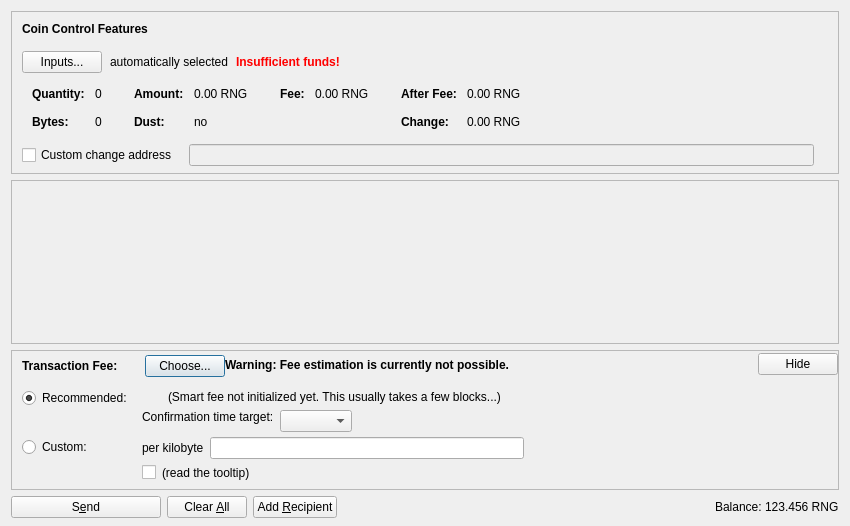
Above: src/qt/forms/sendcoinsdialog.ui from rngcoin-project/rngcoin before the change. Below: the same form after it.
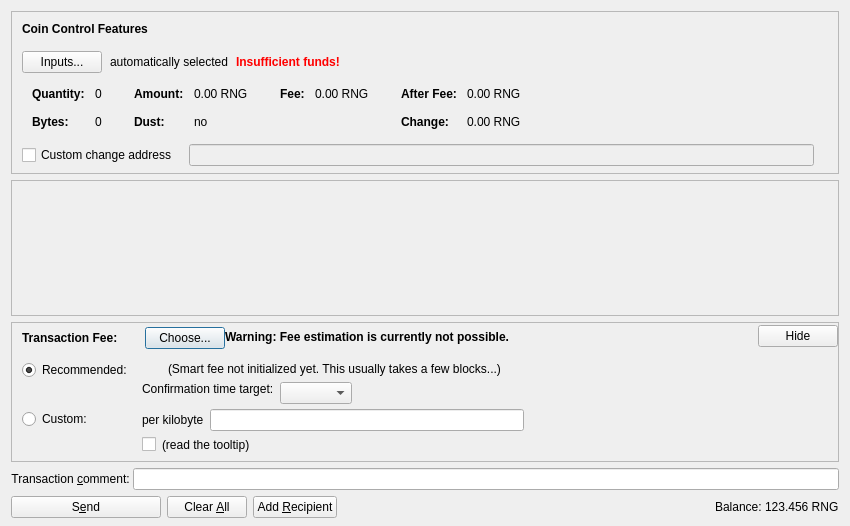
That is the form after the change. Icons and pictures are not drawn. Custom widgets are drawn as their Qt base class.

Commit message: Move txComment related sources from Florincoin

The edit to the form file:
```diff
--- a/src/qt/forms/sendcoinsdialog.ui
+++ b/src/qt/forms/sendcoinsdialog.ui
@@ -1126,6 +1126,36 @@
      </layout>
     </widget>
    </item>
+    <item>
+    <layout class="QHBoxLayout" name="horizontalLayoutTxComment">
+     <property name="spacing">
+       <number>0</number>
+      </property>
+      <item>
+       <widget class="QLabel" name="labelTxComment">
+ 	   <property name="text">
+ 	    <string>Transaction &amp;comment: </string>
+ 	   </property>
+ 	   <property name="alignment">
+ 	    <set>Qt::AlignLeft|Qt::AlignTrailing|Qt::AlignVCenter</set>
+ 	   </property>
+ 	   <property name="buddy">
+ 	    <cstring>editTxComment</cstring>
+ 	   </property>
+ 	  </widget>
+      </item>
+      <item>
+       <widget class="QValidatedLineEdit" name="editTxComment">
+        <property name="enabled">
+         <bool>true</bool>
+        </property>
+        <property name="toolTip">
+         <string>Enter a transaction comment (Note: this information is public)</string>
+        </property>
+       </widget>
+      </item>
+     </layout>
+    </item>
    <item>
     <layout class="QHBoxLayout" name="horizontalLayout">
      <item>
```
The commit also changes 21 other files.
